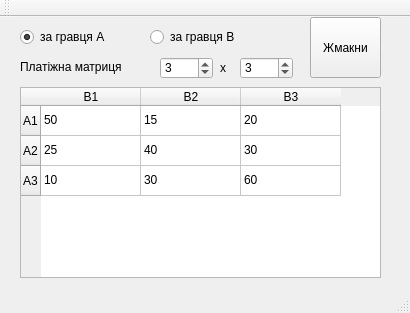
Before: the Qt Designer form mainwindow.ui in aleax/matrix-game, drawn with Qt 5.
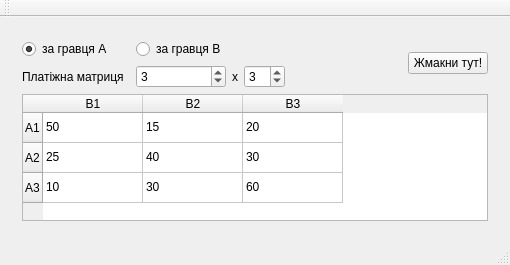
After: the same form once the commit is applied.

Patch:
```diff
--- a/mainwindow.ui
+++ b/mainwindow.ui
@@ -6,23 +6,61 @@
    <rect>
     <x>0</x>
     <y>0</y>
-    <width>410</width>
-    <height>313</height>
+    <width>510</width>
+    <height>265</height>
    </rect>
   </property>
   <property name="windowTitle">
    <string>Matrix Game</string>
   </property>
   <widget class="QWidget" name="centralWidget">
+   <layout class="QGridLayout" name="gridLayout_2">
+    <item row="0" column="0">
+     <widget class="QWidget" name="gridWidget" native="true">
+      <layout class="QGridLayout" name="gridLayout">
+       <item row="1" column="0">
+        <widget class="QLabel" name="label">
+         <property name="text">
+          <string>Платіжна матриця</string>
+         </property>
+        </widget>
+       </item>
+       <item row="1" column="3">
+        <widget class="QLabel" name="label_2">
+         <property name="text">
+          <string>x</string>
+         </property>
+        </widget>
+       </item>
+       <item row="1" column="4">
+        <widget class="QSpinBox" name="spinBoxColums">
+         <property name="minimum">
+          <number>1</number>
+         </property>
+         <property name="value">
+          <number>3</number>
+         </property>
+        </widget>
+       </item>
+       <item row="1" column="2">
+        <widget class="QSpinBox" name="spinBoxRows">
+         <property name="minimum">
+          <number>1</number>
+         </property>
+         <property name="value">
+          <number>3</number>
+         </property>
+        </widget>
+       </item>
+       <item row="0" column="6" rowspan="2">
+        <widget class="QPushButton" name="pushButton">
+         <property name="text">
+          <string>Жмакни тут!</string>
+         </property>
+        </widget>
+       </item>
+       <item row="2" column="0" colspan="7">
    <widget class="QTableWidget" name="tableWidget">
-    <property name="geometry">
-     <rect>
-      <x>20</x>
-      <y>70</y>
-      <width>361</width>
-      <height>191</height>
-     </rect>
-    </property>
     <row>
      <property name="text">
       <string>A1</string>
@@ -99,28 +137,29 @@
      </property>
     </item>
    </widget>
-   <widget class="QLabel" name="label">
-    <property name="geometry">
-     <rect>
-      <x>20</x>
-      <y>40</y>
-      <width>131</width>
+       </item>
+       <item row="1" column="5">
+        <spacer name="horizontalSpacer_2">
+         <property name="orientation">
+          <enum>Qt::Horizontal</enum>
+         </property>
+         <property name="sizeHint" stdset="0">
+          <size>
+           <width>40</width>
       <height>20</height>
-     </rect>
-    </property>
+          </size>
+         </property>
+        </spacer>
+       </item>
+       <item row="0" column="2">
+        <widget class="QRadioButton" name="radioButton_2">
     <property name="text">
-     <string>Платіжна матриця</string>
-    </property>
-   </widget>
+          <string>за гравця B</string>
+         </property>
+        </widget>
+       </item>
+       <item row="0" column="0">
    <widget class="QRadioButton" name="radioButton">
-    <property name="geometry">
-     <rect>
-      <x>20</x>
-      <y>10</y>
-      <width>104</width>
-      <height>20</height>
-     </rect>
-    </property>
     <property name="text">
      <string>за гравця А</string>
     </property>
@@ -128,77 +167,11 @@
      <bool>true</bool>
     </property>
    </widget>
-   <widget class="QRadioButton" name="radioButton_2">
-    <property name="geometry">
-     <rect>
-      <x>150</x>
-      <y>10</y>
-      <width>104</width>
-      <height>20</height>
-     </rect>
-    </property>
-    <property name="text">
-     <string>за гравця B</string>
-    </property>
-   </widget>
-   <widget class="QSpinBox" name="spinBoxRows">
-    <property name="geometry">
-     <rect>
-      <x>160</x>
-      <y>40</y>
-      <width>53</width>
-      <height>22</height>
-     </rect>
-    </property>
-    <property name="minimum">
-     <number>1</number>
-    </property>
-    <property name="value">
-     <number>3</number>
-    </property>
-   </widget>
-   <widget class="QLabel" name="label_2">
-    <property name="geometry">
-     <rect>
-      <x>220</x>
-      <y>41</y>
-      <width>16</width>
-      <height>20</height>
-     </rect>
-    </property>
-    <property name="text">
-     <string>x</string>
-    </property>
-   </widget>
-   <widget class="QSpinBox" name="spinBoxColums">
-    <property name="geometry">
-     <rect>
-      <x>240</x>
-      <y>40</y>
-      <width>53</width>
-      <height>22</height>
-     </rect>
-    </property>
-    <property name="minimum">
-     <number>1</number>
-    </property>
-    <property name="value">
-     <number>3</number>
-    </property>
-   </widget>
-   <widget class="QPushButton" name="pushButton">
-    <property name="geometry">
-     <rect>
-      <x>310</x>
-      <y>0</y>
-      <width>71</width>
-      <height>61</height>
-     </rect>
-    </property>
-    <property name="text">
-     <string>Жмакни</string>
-    </property>
-   </widget>
+       </item>
+      </layout>
+     </widget>
+    </item>
+   </layout>
   </widget>
   <widget class="QMenuBar" name="menuBar">
    <property name="geometry">
```
Left out of the diff: 51 changed lines with no effect on the pictures. Lines whose indentation alone changed are shown as unchanged.
